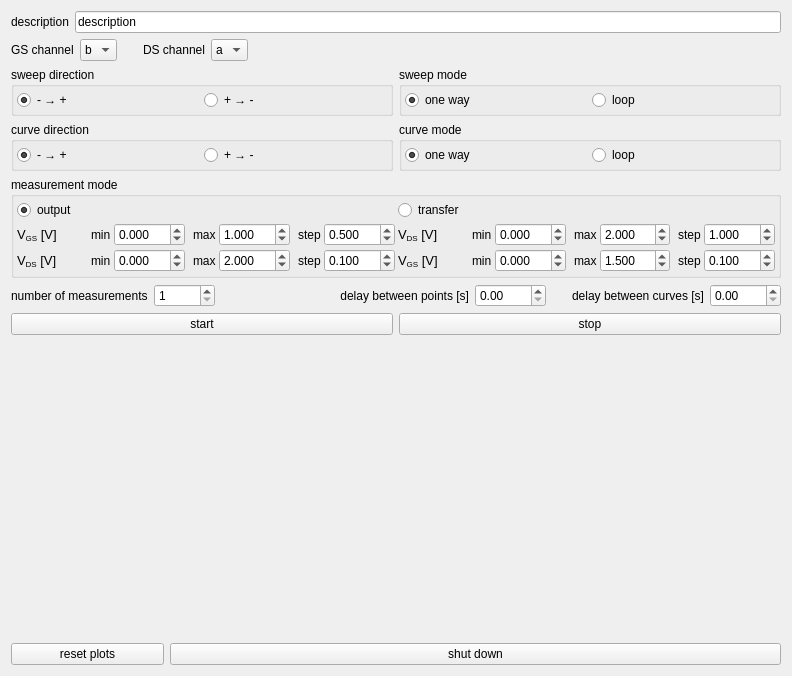
Before: the Qt Designer form experiments/transistor_output_transfer.ui in dean-nanomol/nanomol, drawn with Qt 5.
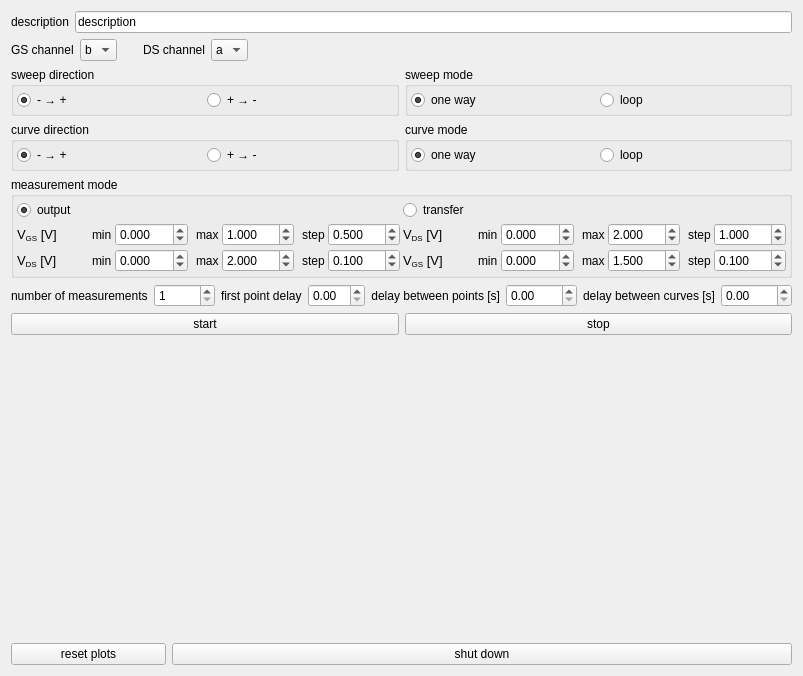
After: the same form once the commit is applied.

Commit message: add first point delay

Diff of the .ui file:
```diff
--- a/experiments/transistor_output_transfer.ui
+++ b/experiments/transistor_output_transfer.ui
@@ -861,6 +861,29 @@
        </property>
       </spacer>
      </item>
+     <item>
+      <widget class="QLabel" name="label_23">
+       <property name="text">
+        <string>first point delay</string>
+       </property>
+      </widget>
+     </item>
+     <item>
+      <widget class="QDoubleSpinBox" name="first_point_delay_doubleSpinBox"/>
+     </item>
+     <item>
+      <spacer name="horizontalSpacer_13">
+       <property name="orientation">
+        <enum>Qt::Horizontal</enum>
+       </property>
+       <property name="sizeHint" stdset="0">
+        <size>
+         <width>40</width>
+         <height>20</height>
+        </size>
+       </property>
+      </spacer>
+     </item>
      <item>
       <widget class="QLabel" name="label_19">
        <property name="text">
```
The commit also changes 1 other file.
